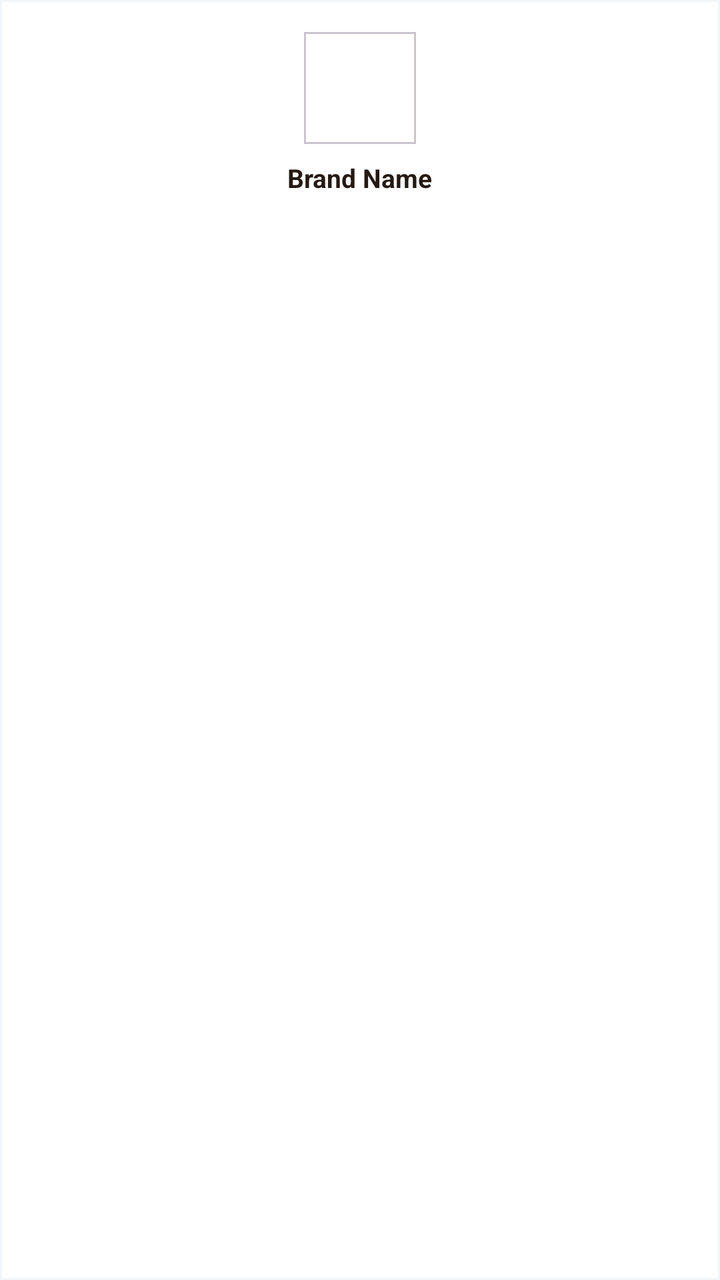
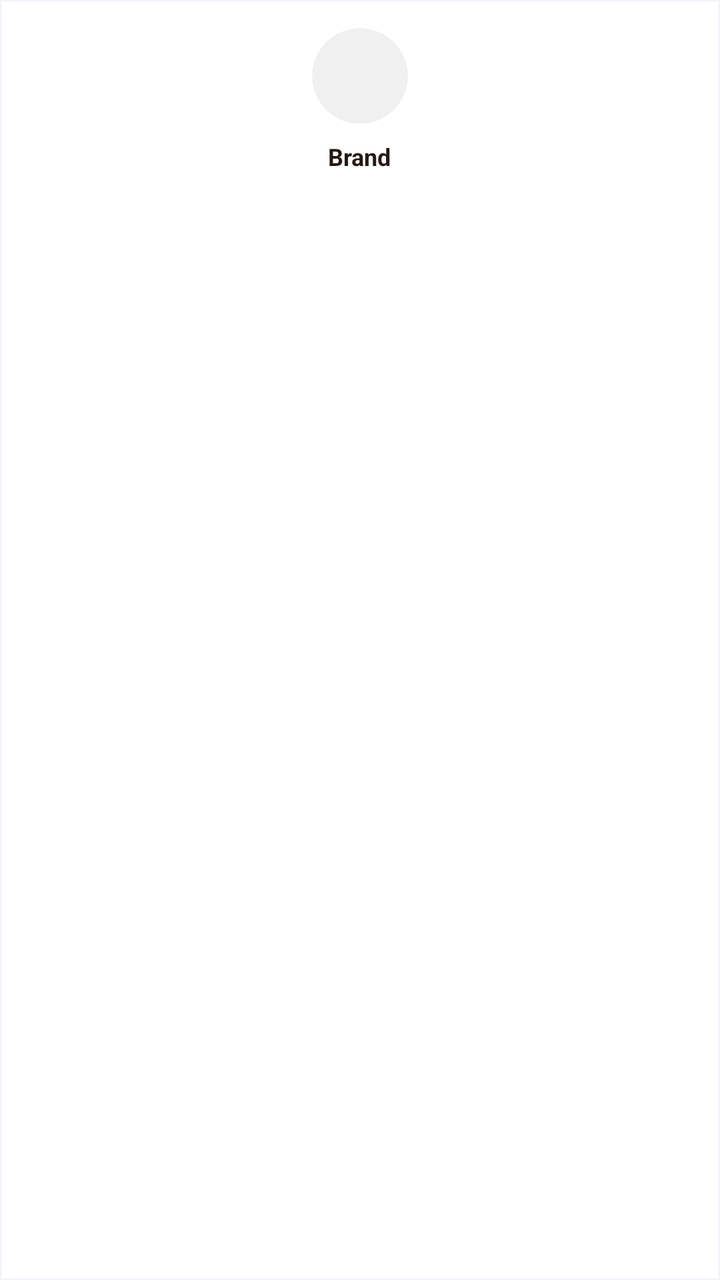

Screens rendered from an Android XML layout before and after an edit, with the pre-edit source and the edit as a unified diff.
<!-- AndroidManifest.xml: application theme Theme.BeckieDealApp -->
<!-- res/layout/item_brand_square.xml -->
<?xml version="1.0" encoding="utf-8"?>
<com.google.android.material.card.MaterialCardView xmlns:android="http://schemas.android.com/apk/res/android"
    xmlns:app="http://schemas.android.com/apk/res-auto"
    android:id="@+id/brandCard"
    android:layout_width="0dp"
    android:layout_height="wrap_content"
    android:layout_columnWeight="1"
    android:layout_margin="6dp"
    app:cardCornerRadius="0dp"
    app:cardElevation="0dp"
    app:strokeWidth="1dp"
    app:strokeColor="@color/border_color"
    app:cardBackgroundColor="@color/surface">

    <LinearLayout
        android:id="@+id/brandLayout"
        android:layout_width="match_parent"
        android:layout_height="wrap_content"
        android:gravity="center"
        android:orientation="vertical"
        android:paddingVertical="16dp"
        android:paddingHorizontal="8dp">

        <com.google.android.material.card.MaterialCardView
            android:id="@+id/iconContainer"
            android:layout_width="56dp"
            android:layout_height="56dp"
            app:cardCornerRadius="0dp"
            app:cardElevation="0dp"
            app:cardBackgroundColor="@color/surface">
            
            <FrameLayout
                android:layout_width="match_parent"
                android:layout_height="match_parent"
                android:padding="8dp">
                
                <TextView
                    android:id="@+id/brandIconText"
                    android:layout_width="wrap_content"
                    android:layout_height="wrap_content"
                    android:layout_gravity="center"
                    android:text="AS"
                    android:textColor="@color/primary"
                    android:textSize="14sp"
                    android:textStyle="bold"
                    android:visibility="gone" />

                <ImageView
                    android:id="@+id/brandIcon"
                    android:layout_width="match_parent"
                    android:layout_height="match_parent"
                    android:layout_gravity="center"
                    android:scaleType="fitCenter" />
            </FrameLayout>
            
        </com.google.android.material.card.MaterialCardView>

        <TextView
            android:id="@+id/brandName"
            android:layout_width="wrap_content"
            android:layout_height="wrap_content"
            android:layout_marginTop="8dp"
            android:text="Brand Name"
            android:textColor="@color/text_primary"
            android:textSize="13sp"
            android:textStyle="bold" />

    </LinearLayout>

</com.google.android.material.card.MaterialCardView>
<!-- resources referenced by this layout -->
<resources>
  <color name="border_color">#F1F5F9</color>
  <color name="primary">#F97316</color>
  <color name="surface">#FFFFFF</color>
  <color name="text_primary">#251913</color>
  <style name="Theme.BeckieDealApp" parent="Base.Theme.BeckieDealApp" />
  <style name="Base.Theme.BeckieDealApp" parent="Theme.Material3.DayNight.NoActionBar">
          <item name="colorPrimary">@color/primary</item>
          <item name="colorOnPrimary">@color/on_primary</item>
          <item name="colorPrimaryContainer">@color/primary_container</item>
          <item name="colorOnPrimaryContainer">@color/on_primary_container</item>
          <item name="android:windowBackground">@color/background</item>
          <item name="colorSurface">@color/surface</item>
          <item name="colorOnSurface">@color/on_surface</item>
          
          <item name="bottomNavigationStyle">@style/Widget.App.BottomNavigationView</item>
      </style>
  <color name="on_primary">#FFFFFF</color>
  <color name="primary_container">#F97316</color>
  <color name="on_primary_container">#582200</color>
  <color name="background">#FFFFFF</color>
  <color name="on_surface">#251913</color>
  <style name="Widget.App.BottomNavigationView" parent="Widget.Material3.BottomNavigationView">
          <item name="itemIconSize">26dp</item>
          <item name="itemIconTint">@color/bottom_nav_color</item>
          <item name="itemTextColor">@color/bottom_nav_color</item>
          
          <item name="android:background">@null</item>
          <item name="backgroundTint">@null</item>
          <item name="labelVisibilityMode">unlabeled</item>
          <item name="itemActiveIndicatorStyle">@style/Widget.App.BottomNav.ActiveIndicator</item>
      </style>
  <style name="Widget.App.BottomNav.ActiveIndicator" parent="Widget.Material3.BottomNavigationView.ActiveIndicator">
          <item name="android:color">@color/nav_indicator_fill</item>
          <item name="android:width">52dp</item>
          <item name="android:height">40dp</item>
          <item name="shapeAppearance">@style/ShapeAppearance.App.BottomNav.ActiveIndicator</item>
      </style>
  <color name="nav_indicator_fill">#FFF1EB</color>
  <style name="ShapeAppearance.App.BottomNav.ActiveIndicator" parent="">
          <item name="cornerFamily">rounded</item>
          <item name="cornerSize">50%</item>
      </style>
</resources>

<!-- the commit's change to res/layout/item_brand_square.xml (unified diff, before → after) -->
@@ -5,12 +5,14 @@
     android:layout_width="0dp"
     android:layout_height="wrap_content"
     android:layout_columnWeight="1"
-    android:layout_margin="6dp"
+    android:layout_margin="4dp"
     app:cardCornerRadius="0dp"
     app:cardElevation="0dp"
     app:strokeWidth="1dp"
     app:strokeColor="@color/border_color"
-    app:cardBackgroundColor="@color/surface">
+    app:cardBackgroundColor="@color/surface"
+    android:clickable="true"
+    android:focusable="true">
 
     <LinearLayout
         android:id="@+id/brandLayout"
@@ -18,22 +20,25 @@
         android:layout_height="wrap_content"
         android:gravity="center"
         android:orientation="vertical"
-        android:paddingVertical="16dp"
+        android:paddingTop="14dp"
+        android:paddingBottom="12dp"
         android:paddingHorizontal="8dp">
 
+        
         <com.google.android.material.card.MaterialCardView
             android:id="@+id/iconContainer"
-            android:layout_width="56dp"
-            android:layout_height="56dp"
-            app:cardCornerRadius="0dp"
+            android:layout_width="48dp"
+            android:layout_height="48dp"
+            app:cardCornerRadius="24dp"
             app:cardElevation="0dp"
-            app:cardBackgroundColor="@color/surface">
-            
+            app:cardBackgroundColor="#F0F0F0"
+            app:strokeWidth="0dp">
+
             <FrameLayout
                 android:layout_width="match_parent"
                 android:layout_height="match_parent"
-                android:padding="8dp">
-                
+                android:padding="10dp">
+
                 <TextView
                     android:id="@+id/brandIconText"
                     android:layout_width="wrap_content"
@@ -41,7 +46,7 @@
                     android:layout_gravity="center"
                     android:text="AS"
                     android:textColor="@color/primary"
-                    android:textSize="14sp"
+                    android:textSize="13sp"
                     android:textStyle="bold"
                     android:visibility="gone" />
 
@@ -52,18 +57,32 @@
                     android:layout_gravity="center"
                     android:scaleType="fitCenter" />
             </FrameLayout>
-            
+
         </com.google.android.material.card.MaterialCardView>
 
+        
         <TextView
             android:id="@+id/brandName"
             android:layout_width="wrap_content"
             android:layout_height="wrap_content"
             android:layout_marginTop="8dp"
-            android:text="Brand Name"
+            android:text="Brand"
             android:textColor="@color/text_primary"
-            android:textSize="13sp"
-            android:textStyle="bold" />
+            android:textSize="12sp"
+            android:textStyle="bold"
+            android:maxLines="1"
+            android:ellipsize="end" />
+
+        
+        <TextView
+            android:id="@+id/brandProductCount"
+            android:layout_width="wrap_content"
+            android:layout_height="wrap_content"
+            android:layout_marginTop="2dp"
+            android:text=""
+            android:textColor="@color/text_secondary"
+            android:textSize="10sp"
+            android:visibility="gone" />
 
     </LinearLayout>
 
<!-- resource entries referenced after the edit -->
@@ -4,6 +4,7 @@
   <color name="primary">#F97316</color>
   <color name="surface">#FFFFFF</color>
   <color name="text_primary">#251913</color>
+  <color name="text_secondary">#8C7164</color>
   <style name="Theme.BeckieDealApp" parent="Base.Theme.BeckieDealApp" />
   <style name="Base.Theme.BeckieDealApp" parent="Theme.Material3.DayNight.NoActionBar">
           <item name="colorPrimary">@color/primary</item>
